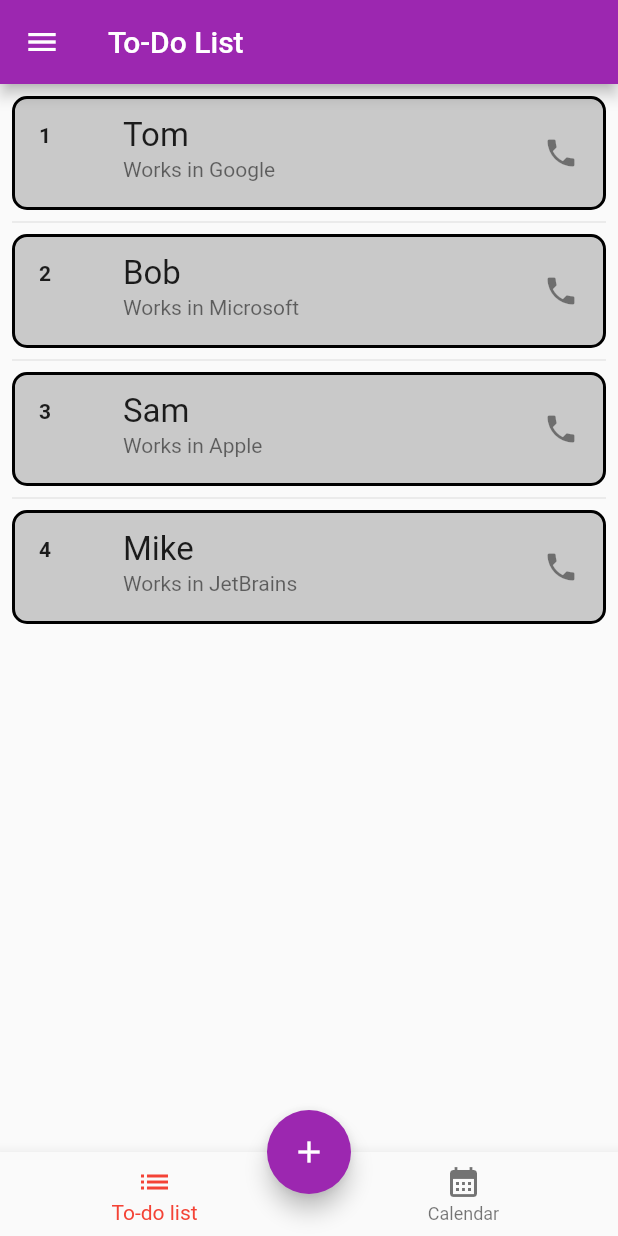
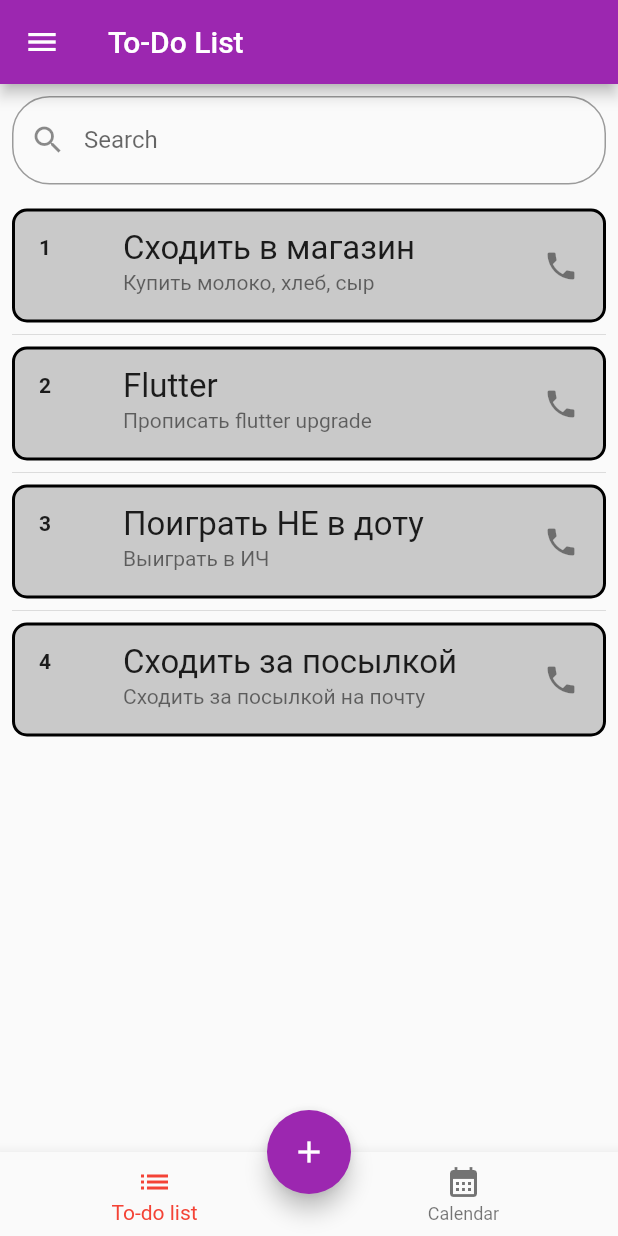
Before and after one commit to AntonPrNone/NoClownApp, a Flutter app: the SecondScreen screen opened by its route, on a phone screen of 412 x 824 dp. Run offline on Flutter 3.47's test engine with Material 2 defaults, Android fonts, the phone set to English and light mode, and no system bars.

Commit message:
НедоSearch

```diff
--- a/flutter_application_1/lib/secondScreen.dart
+++ b/flutter_application_1/lib/secondScreen.dart
@@ -2,8 +2,20 @@
 
 import 'package:flutter/material.dart';
 
-final List<String> users = ["Tom", "Bob", "Sam", "Mike"];
-final List<String> companies = ["Google", "Microsoft", "Apple", "JetBrains"];
+final List<String> users = [
+  "Сходить в магазин",
+  "Flutter",
+  "Поиграть НЕ в доту",
+  "Сходить за посылкой"
+];
+final List<String> companies = [
+  "Купить молоко, хлеб, сыр",
+  "Прописать flutter upgrade",
+  "Выиграть в ИЧ",
+  "Сходить за посылкой на почту"
+];
+final duplicateItems = List<String>.generate(10000, (i) => "Item $i");
+var items = <String>[];
 
 class SecondScreen extends StatefulWidget {
   @override
@@ -12,6 +24,7 @@ class SecondScreen extends StatefulWidget {
 
 class _SecondScreenState extends State<SecondScreen> {
   int index = 0;
+  TextEditingController editingController = TextEditingController();
 
   @override
   Widget build(BuildContext context) {
@@ -42,7 +55,7 @@ class _SecondScreenState extends State<SecondScreen> {
                   ),
                   trailing: Icon(Icons.phone),
                   subtitle: Text(
-                    "Works in ${companies[index]}",
+                    companies[index],
                   )),
             );
           });
@@ -53,8 +66,31 @@ class _SecondScreenState extends State<SecondScreen> {
       calendarPage(context),
     ];
     return Scaffold(
-      body: list.elementAt(index),
-      appBar: AppBar(title: Text("To-Do List")),
+      body: Container(
+          child: Column(children: <Widget>[
+        Padding(
+          padding: EdgeInsets.all(8.0),
+          child: TextField(
+            onChanged: (value) {
+              filterSearchResults(value);
+            },
+            controller: editingController,
+            decoration: InputDecoration(
+                labelText: "Search",
+                hintText: "Search",
+                prefixIcon: Icon(Icons.search),
+                border: OutlineInputBorder(
+                    borderRadius: BorderRadius.all(Radius.circular(25.0)))),
+          ),
+        ),
+        Expanded(
+          child: list.elementAt(index),
+        )
+      ])),
+      appBar: AppBar(
+          title: Text(
+        "To-Do List",
+      )),
       floatingActionButton: FloatingActionButton(
         child: Icon(Icons.add),
         onPressed: () {},
@@ -83,3 +119,22 @@ class _SecondScreenState extends State<SecondScreen> {
     );
   }
 }
+
+void filterSearchResults(String query) {
+  List<String> dummySearchList = <String>[];
+  dummySearchList.addAll(users);
+  if (query.isNotEmpty) {
+    List<String> dummyListData = <String>[];
+    dummySearchList.forEach((item) {
+      if (item.contains(query)) {
+        dummyListData.add(item);
+      }
+    });
+    items.clear();
+    items.addAll(users);
+    return;
+  } else {
+    items.clear();
+    items.addAll(users);
+  }
+}
```
